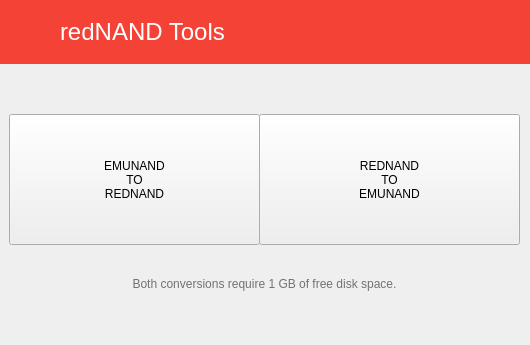
Before: the Qt Designer form mainwindow.ui in nastys/redtools, drawn with Qt 5.
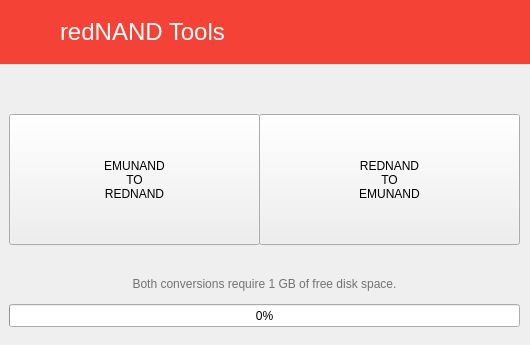
After: the same form once the commit is applied. Icons and pictures are not drawn.

```diff
--- a/mainwindow.ui
+++ b/mainwindow.ui
@@ -1025,6 +1025,28 @@
       </size>
      </property>
     </widget>
+    <widget class="QProgressBar" name="progressBar">
+     <property name="enabled">
+      <bool>true</bool>
+     </property>
+     <property name="geometry">
+      <rect>
+       <x>10</x>
+       <y>240</y>
+       <width>511</width>
+       <height>23</height>
+      </rect>
+     </property>
+     <property name="value">
+      <number>0</number>
+     </property>
+     <property name="textVisible">
+      <bool>true</bool>
+     </property>
+     <property name="invertedAppearance">
+      <bool>false</bool>
+     </property>
+    </widget>
    </widget>
    <zorder>frame_2</zorder>
    <zorder>emuNANDtools</zorder>
```
